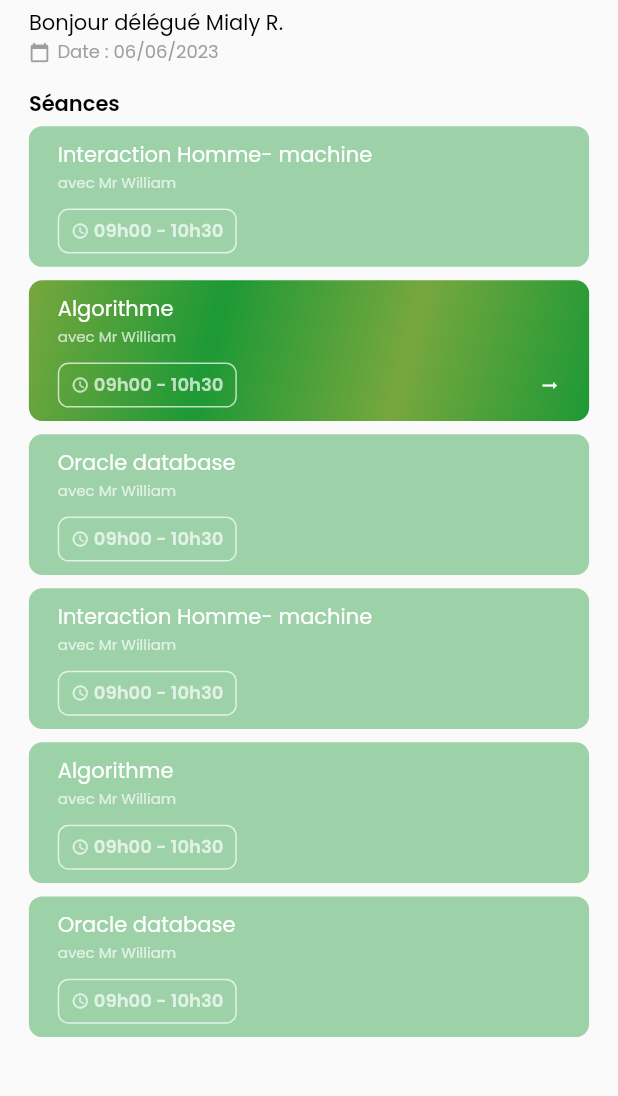
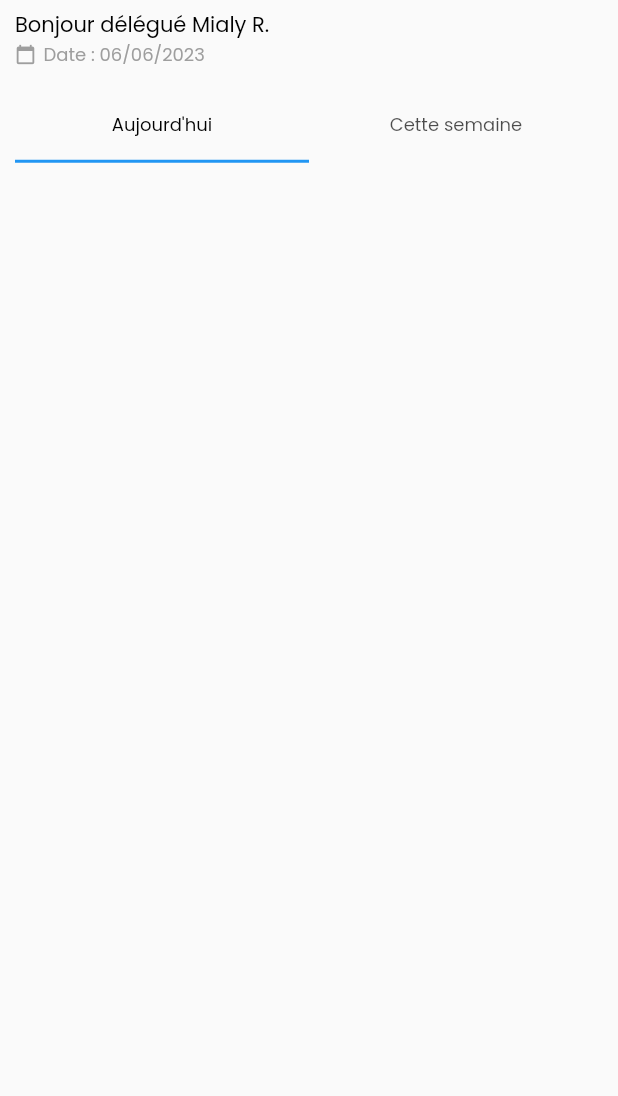
Before and after one commit to safidy1863/Ny-sekoliko, a Flutter app: the screen it shows after launch, on a phone screen of 412 x 824 dp, the part 77-1173 px from its top. Run offline on Flutter 3.47's test engine with Material 2 defaults, Android fonts, the phone set to English and light mode, and no system bars; drawn by our look-alikes of getwidget; our stand-ins replace equatable, flutter_bloc, flutter_screenutil, flutter_spinkit, form_validator, go_router and 1 more; missing offline and left inert: qr_code_scanner, twilio_flutter.

Commit message:
add : student screen

```diff
--- a/mobile/lib/core/navigation/app_router.dart
+++ b/mobile/lib/core/navigation/app_router.dart
@@ -8,10 +8,11 @@ import '/features/home/presentation/home_screen.dart';
 import '/features/lists/presentation/lists_screen.dart';
 import '/features/info_user/presentation/info_user_screen.dart';
 import '/features/about/presentation/about_screen.dart';
+import '/features/student/presentation/student_screen.dart';
 
 class AppRouter {
   static GoRouter appRoutes = GoRouter(
-    initialLocation: RoutePath.home,
+    initialLocation: RoutePath.student,
     routes: [
       GoRoute(
         path: RoutePath.login,
@@ -40,6 +41,10 @@ class AppRouter {
         path: RoutePath.about,
         builder: (context, state) => const AboutScreen(),
       ),
+      GoRoute(
+        path: RoutePath.student,
+        builder: (context, state) => const StudentScreen(),
+      ),
     ],
   );
 }
--- a/mobile/lib/core/presentation/widgets/custom_app_bar_simple.dart
+++ b/mobile/lib/core/presentation/widgets/custom_app_bar_simple.dart
@@ -41,5 +41,5 @@ class CustomAppBarSimple extends StatelessWidget implements PreferredSize{
 
   @override
   // TODO: implement preferredSize
-  Size get preferredSize => Size(double.infinity, 70.h);
+  Size get preferredSize => Size(double.infinity, 65.h);
 }
--- /dev/null
+++ b/mobile/lib/core/presentation/widgets/custom_app_bar_with_image.dart
@@ -0,0 +1,37 @@
+import 'package:flutter/material.dart';
+import 'package:flutter_screenutil/flutter_screenutil.dart';
+import 'package:getwidget/getwidget.dart';
+
+class CustomAppBarWithImage extends StatelessWidget implements PreferredSize{
+  const CustomAppBarWithImage({super.key, required this.currentUser});
+
+  final ImageProvider currentUser;
+
+  @override
+  Widget build(BuildContext context) {
+    return AppBar(
+      elevation: 0.0,
+      backgroundColor: Colors.transparent,
+      iconTheme: IconThemeData(color: Colors.grey, size: 30.sp),
+      actions: [
+        Padding(
+          padding: const EdgeInsets.all(5),
+          child: GFAvatar(
+            backgroundImage: currentUser,
+            shape: GFAvatarShape.square,
+            borderRadius: BorderRadius.circular(8.r),
+            size: GFSize.SMALL,
+          ),
+        )
+      ],
+    );
+  }
+
+  @override
+  // TODO: implement child
+  Widget get child => throw UnimplementedError();
+
+  @override
+  // TODO: implement preferredSize
+  Size get preferredSize => Size(double.infinity, 65.h);
+}
--- a/mobile/lib/core/utils/constants/route_path.dart
+++ b/mobile/lib/core/utils/constants/route_path.dart
@@ -6,4 +6,5 @@ abstract class RoutePath {
   static const String lists = "/lists";
   static const String infoUser = "/info_user";
   static const String about = "/about";
+  static const String student = "/student";
 }
--- a/mobile/lib/features/home/presentation/home_screen.dart
+++ b/mobile/lib/features/home/presentation/home_screen.dart
@@ -2,6 +2,7 @@ import 'package:flutter/material.dart';
 import 'package:flutter_screenutil/flutter_screenutil.dart';
 import 'package:getwidget/components/avatar/gf_avatar.dart';
 import 'package:getwidget/getwidget.dart';
+import 'package:mobile/core/presentation/widgets/custom_app_bar_with_image.dart';
 import 'package:mobile/features/home/presentation/widgets/session_item.dart';
 import '../../../core/presentation/widgets/custom_drawer.dart';
 
@@ -20,39 +21,25 @@ class HomeScreen extends StatelessWidget {
   @override
   Widget build(BuildContext context) {
     return Scaffold(
-      appBar: AppBar(
-        elevation: 0.0,
-        backgroundColor: Colors.transparent,
-        iconTheme: IconThemeData(color: Colors.grey, size: 30.sp),
-        actions: [
-          Padding(
-            padding: const EdgeInsets.all(5),
-            child: GFAvatar(
-              backgroundImage: const AssetImage(
-                "assets/images/user.jpg",
-              ),
-              shape: GFAvatarShape.square,
-              borderRadius: BorderRadius.circular(8.r),
-              size: GFSize.SMALL,
-            ),
-          )
-        ],
+      appBar: const CustomAppBarWithImage(
+        currentUser: AssetImage(
+          "assets/images/user.jpg",
+        ),
       ),
       drawer: const CustomDrawer(),
       body: Container(
-        padding: EdgeInsets.symmetric(horizontal: 20.w),
+        padding: const EdgeInsets.symmetric(horizontal: 10),
         child: Column(
           crossAxisAlignment: CrossAxisAlignment.start,
           children: [
             Column(
               crossAxisAlignment: CrossAxisAlignment.start,
               children: [
-                Text(
-                  "Bonjour délégué Mialy R.",
-                  style: Theme.of(context).textTheme.bodyMedium?.copyWith(
-                    color: Colors.black
-                  )
-                ),
+                Text("Bonjour délégué Mialy R.",
+                    style: Theme.of(context)
+                        .textTheme
+                        .bodyMedium
+                        ?.copyWith(color: Colors.black)),
                 Row(
                   crossAxisAlignment: CrossAxisAlignment.center,
                   children: [
@@ -62,12 +49,10 @@ class HomeScreen extends StatelessWidget {
                       size: 14,
                     ),
                     const SizedBox(width: 5),
-                    Text(
-                      "Date : 06/06/2023",
+                    Text("Date : 06/06/2023",
                         style: Theme.of(context).textTheme.bodySmall?.copyWith(
-                            color: Colors.grey,
-                        )
-                    ),
+                              color: Colors.grey,
+                            )),
                   ],
                 )
               ],
@@ -75,19 +60,20 @@ class HomeScreen extends StatelessWidget {
             const SizedBox(
               height: 15,
             ),
-            Text(
-              "Séances",
+            Text("Séances",
                 style: Theme.of(context).textTheme.bodyMedium?.copyWith(
-                    color: Colors.black,
-                    fontWeight: FontWeight.w600
-                )
-            ),
+                    color: Colors.black, fontWeight: FontWeight.w600)),
             Expanded(
               child: ListView.builder(
                 padding: const EdgeInsets.only(bottom: 10),
                 itemCount: seances.length,
                 itemBuilder: (context, index) {
-                  return SessionItem(session: seances[index], teacher: "avec Mr William", period: "09h00 - 10h30",isCurrentSession: index == 1,);
+                  return SessionItem(
+                    session: seances[index],
+                    teacher: "avec Mr William",
+                    period: "09h00 - 10h30",
+                    isCurrentSession: index == 1,
+                  );
                 },
               ),
             )
--- /dev/null
+++ b/mobile/lib/features/student/presentation/student_screen.dart
@@ -0,0 +1,85 @@
+import 'package:flutter/material.dart';
+import '/core/presentation/widgets/custom_app_bar_with_image.dart';
+import '/core/presentation/widgets/custom_drawer.dart';
+
+class StudentScreen extends StatefulWidget {
+  const StudentScreen({Key? key}) : super(key: key);
+
+  @override
+  State<StudentScreen> createState() => _StudentScreenState();
+}
+
+class _StudentScreenState extends State<StudentScreen>
+    with SingleTickerProviderStateMixin {
+  late TabController _tabController;
+
+  @override
+  void initState() {
+    _tabController = TabController(length: 2, vsync: this);
+    super.initState();
+  }
+
+  @override
+  void dispose() {
+    _tabController.dispose();
+    super.dispose();
+  }
+
+  @override
+  Widget build(BuildContext context) {
+    return Scaffold(
+      appBar: const CustomAppBarWithImage(
+        currentUser: AssetImage(
+          "assets/images/user.jpg",
+        ),
+      ),
+      drawer: const CustomDrawer(),
+      body: Container(
+        padding: const EdgeInsets.symmetric(horizontal: 10),
+        child: Column(
+          children: [
+            Column(
+              crossAxisAlignment: CrossAxisAlignment.start,
+              children: [
+                Text("Bonjour délégué Mialy R.",
+                    style: Theme.of(context)
+                        .textTheme
+                        .bodyMedium
+                        ?.copyWith(color: Colors.black)),
+                Row(
+                  crossAxisAlignment: CrossAxisAlignment.center,
+                  children: [
+                    const Icon(
+                      Icons.calendar_today,
+                      color: Colors.grey,
+                      size: 14,
+                    ),
+                    const SizedBox(width: 5),
+                    Text("Date : 06/06/2023",
+                        style: Theme.of(context).textTheme.bodySmall?.copyWith(
+                          color: Colors.grey,
+                        )),
+                  ],
+                )
+              ],
+            ),
+            const SizedBox(
+              height: 15,
+            ),
+            TabBar(controller: _tabController, tabs: const [
+              Tab(
+                text: "Aujourd'hui",
+              ),
+              Tab(
+                text: "Cette semaine",
+              )
+            ],
+              labelStyle: Theme.of(context).textTheme.bodySmall,
+              labelColor: Colors.black,
+            )
+          ],
+        ),
+      ),
+    );
+  }
+}
```
Also changed, not shown: mobile/lib/features/lists/presentation/lists_screen.dart (+4 -42 lines), mobile/lib/features/lists/presentation/widgets/app_bar_lists.dart (added, +61 -0 lines).
